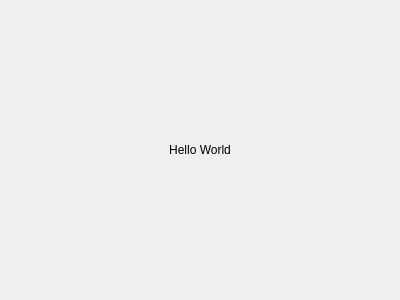
First picture: the form in eventwindow.ui, repository AdriannaUrbanska/CalendarApp, before the edit.
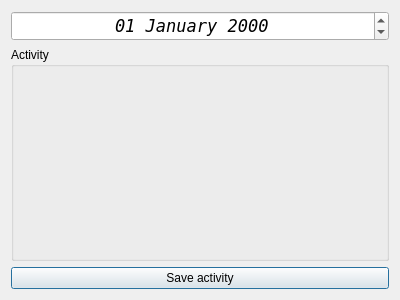
Second picture: the form after the edit.

The edit to the form file:
```diff
--- a/eventwindow.ui
+++ b/eventwindow.ui
@@ -15,12 +15,36 @@
   </property>
   <layout class="QVBoxLayout" name="verticalLayout">
    <item>
-    <widget class="QLabel" name="label">
-     <property name="text">
-      <string>Hello World</string>
+    <widget class="QDateEdit" name="Date_event">
+     <property name="font">
+      <font>
+       <family>DejaVu Sans Mono</family>
+       <pointsize>13</pointsize>
+       <italic>true</italic>
+      </font>
+     </property>
+     <property name="wrapping">
+      <bool>true</bool>
      </property>
      <property name="alignment">
       <set>Qt::AlignCenter</set>
+     </property>
+     <property name="displayFormat">
+      <string>dd MMMM yyyy</string>
+     </property>
+    </widget>
+   </item>
+   <item>
+    <widget class="QGroupBox" name="activity">
+     <property name="title">
+      <string>Activity</string>
+     </property>
+    </widget>
+   </item>
+   <item>
+    <widget class="QPushButton" name="save_day">
+     <property name="text">
+      <string>Save activity</string>
      </property>
     </widget>
    </item>
```
